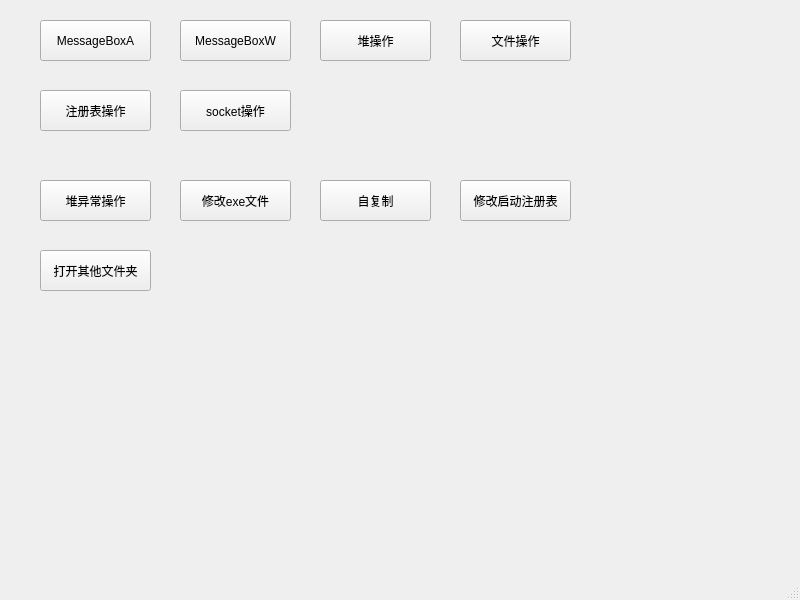
Before: the Qt Designer form testCode/testCode/mainwindow.ui in bigxg666/hustcse-apihook, drawn with Qt 5.
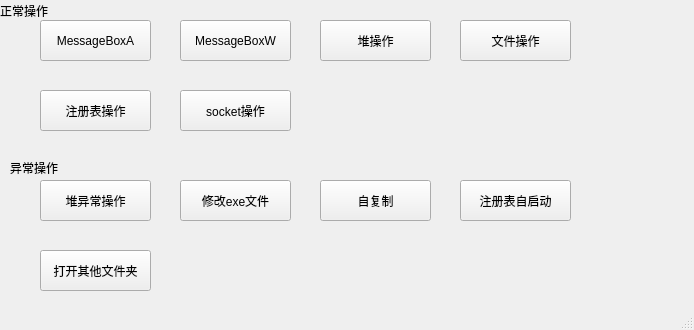
After: the same form once the commit is applied.

Commit message: 增加开机启动项，删除文件

What changed in the file:
```diff
--- a/testCode/testCode/mainwindow.ui
+++ b/testCode/testCode/mainwindow.ui
@@ -6,8 +6,8 @@
    <rect>
     <x>0</x>
     <y>0</y>
-    <width>800</width>
-    <height>600</height>
+    <width>694</width>
+    <height>330</height>
    </rect>
   </property>
   <property name="windowTitle">
@@ -63,7 +63,7 @@
      </rect>
     </property>
     <property name="text">
-     <string>修改启动注册表</string>
+     <string>注册表自启动</string>
     </property>
    </widget>
    <widget class="QPushButton" name="pushButton_4">
@@ -157,16 +157,32 @@
      <string>堆异常操作</string>
     </property>
    </widget>
-  </widget>
-  <widget class="QMenuBar" name="menubar">
+   <widget class="QLabel" name="label">
    <property name="geometry">
     <rect>
      <x>0</x>
      <y>0</y>
-     <width>800</width>
+      <width>61</width>
      <height>21</height>
     </rect>
    </property>
+    <property name="text">
+     <string>正常操作</string>
+    </property>
+   </widget>
+   <widget class="QLabel" name="label_2">
+    <property name="geometry">
+     <rect>
+      <x>10</x>
+      <y>160</y>
+      <width>61</width>
+      <height>16</height>
+     </rect>
+    </property>
+    <property name="text">
+     <string>异常操作</string>
+    </property>
+   </widget>
   </widget>
   <widget class="QStatusBar" name="statusbar"/>
  </widget>
```
Lines whose indentation alone changed are shown as unchanged. The commit also changes 253 other files.
